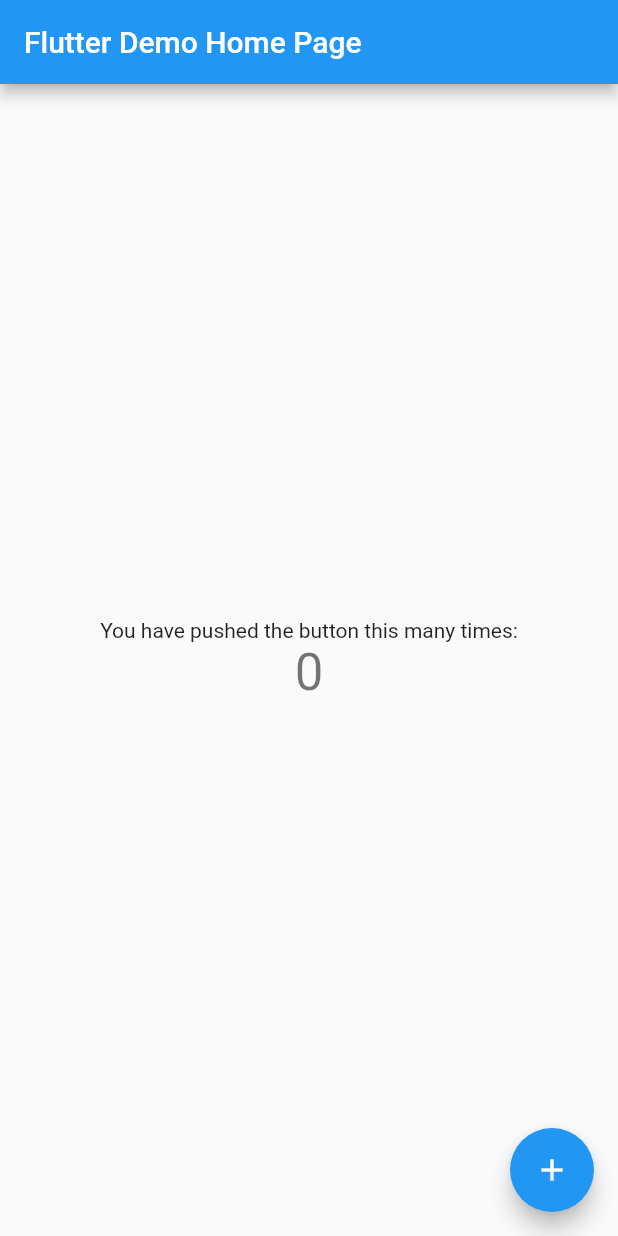
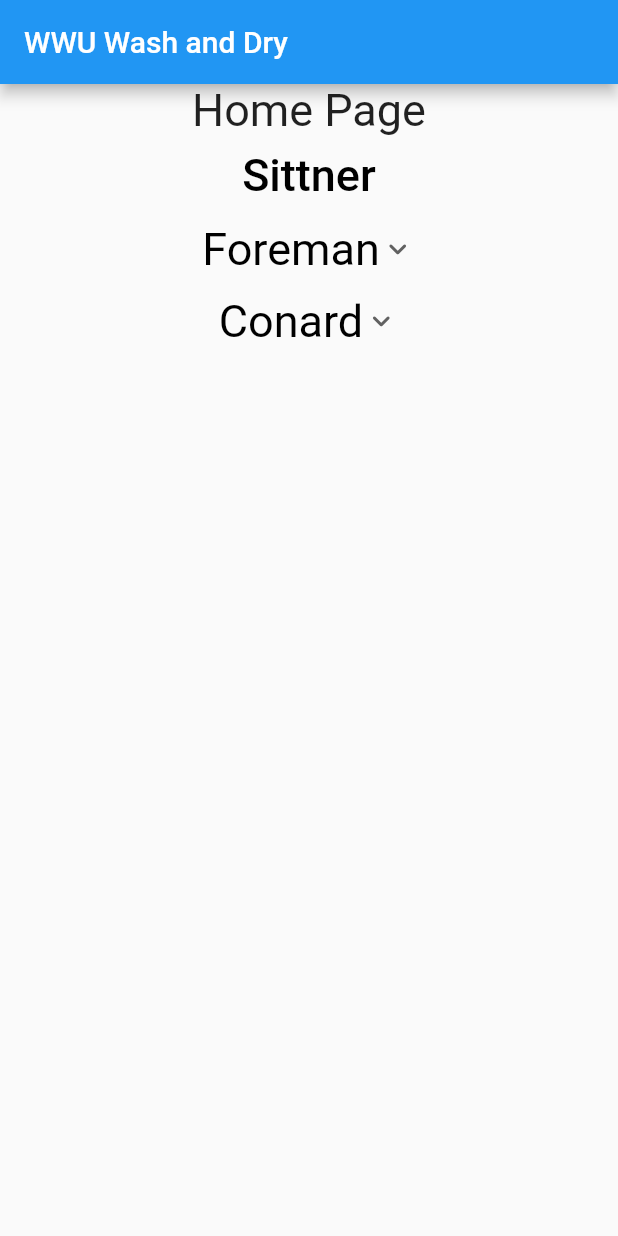
Before and after one commit to Reece-Reklai/DormitoryWasherAndDryer, a Flutter app: the screen it shows after launch, on a phone screen of 412 x 824 dp. Run offline on Flutter 3.47's test engine with Material 2 defaults, Android fonts, the phone set to English and light mode, and no system bars.

Commit message:
Integrated floorLayout, machine class added, home page restructured, etc

```diff
--- a/wwu_wash_and_dry/lib/home_widgets.dart/home_page.dart
+++ b/wwu_wash_and_dry/lib/home_widgets.dart/home_page.dart
@@ -2,6 +2,8 @@ import 'dart:developer';
 import 'package:flutter/material.dart';
 
 import './drop_down_list.dart';
+import './dorm_data.dart';
+import './machine.dart';
 import '../floor_layout.dart';
 
 // Implemented by Catherine Thomsen
@@ -14,6 +16,22 @@ class HomePage extends StatefulWidget {
 }
 
 class _HomePageState extends State<HomePage> {
+  bool floorChoosen = false;
+
+  @override
+  Widget build(BuildContext context) {
+    return MaterialApp(home: DropDownMain());
+  }
+}
+
+class DropDownMain extends StatefulWidget {
+  const DropDownMain({super.key});
+
+  @override
+  State<DropDownMain> createState() => _DropDownMain();
+}
+
+class _DropDownMain extends State<DropDownMain> {
   static const _foremanFloors = ['F2', 'F3', 'F4', 'F5', 'F6', 'F7'];
   static const _condardFloors = ['C1', 'C2', 'C3', 'C4'];
   static const String _forman = "Foreman";
@@ -22,19 +40,18 @@ class _HomePageState extends State<HomePage> {
   String floor = 'none';
   String building = 'none';
   bool floorChoosen = false;
+
+  // Needs to pass in washers and dyers
   void updatePage(String selectedFloor, String selectedBuilding) {
-    floor = selectedFloor;
-    building = selectedBuilding;
-    setState(() {
-      floorChoosen = true;
-    });
+    Navigator.push(
+      context,
+      MaterialPageRoute(builder: (context) => FloorLayout(machines: Sittner)),
+    );
   }
 
   @override
   Widget build(BuildContext context) {
-    if (!floorChoosen) {
-      return MaterialApp(
-        home: Scaffold(
+      return Scaffold(
         appBar: AppBar(
           title: const Text('WWU Wash and Dry'),
         ),
@@ -48,7 +65,7 @@ class _HomePageState extends State<HomePage> {
               onPressed: () => {
                 building = _sittner,
                 setState(() {
-                    floorChoosen = true;
+                  updatePage("S1", _sittner);
                 })
               },
               child: const Text(
@@ -63,20 +80,6 @@ class _HomePageState extends State<HomePage> {
             DropDownList(_conard, _condardFloors, updatePage),
           ],
         ),
-        ),
       );
-    } else {
-      if (building == _forman) {
-        return Container();
-        // return FloorLayout(floor);
-      } else if (building == _conard) {
-        return Container();
-        // return FloorLayout(floor);
-
-      } else {
-        return Container();
-        // return FloorLayout("S1");
   }
 }
-  }
-}
--- a/wwu_wash_and_dry/lib/main.dart
+++ b/wwu_wash_and_dry/lib/main.dart
@@ -1,115 +1,45 @@
 import 'package:flutter/material.dart';
 
+import './home_widgets.dart/login.dart';
+
 void main() {
-  runApp(const MyApp());
+  runApp(const WWUApp());
 }
 
-class MyApp extends StatelessWidget {
-  const MyApp({super.key});
+class WWUApp extends StatefulWidget {
+  const WWUApp({super.key});
 
-  // This widget is the root of your application.
   @override
-  Widget build(BuildContext context) {
-    return MaterialApp(
-      title: 'Flutter Demo',
-      theme: ThemeData(
-        // This is the theme of your application.
-        //
-        // Try running your application with "flutter run". You'll see the
-        // application has a blue toolbar. Then, without quitting the app, try
-        // changing the primarySwatch below to Colors.green and then invoke
-        // "hot reload" (press "r" in the console where you ran "flutter run",
-        // or simply save your changes to "hot reload" in a Flutter IDE).
-        // Notice that the counter didn't reset back to zero; the application
-        // is not restarted.
-        primarySwatch: Colors.blue,
-      ),
-      home: const MyHomePage(title: 'Flutter Demo Home Page'),
-    );
-  }
+  State<WWUApp> createState() => _WWUAppState();
 }
 
-class MyHomePage extends StatefulWidget {
-  const MyHomePage({super.key, required this.title});
+class _WWUAppState extends State<WWUApp> {
+  // TODO: Get Access Key
+  // Requires: Backend to set up Single Sign on Page
 
-  // This widget is the home page of your application. It is stateful, meaning
-  // that it has a State object (defined below) that contains fields that affect
-  // how it looks.
-
-  // This class is the configuration for the state. It holds the values (in this
-  // case the title) provided by the parent (in this case the App widget) and
-  // used by the build method of the State. Fields in a Widget subclass are
-  // always marked "final".
-
-  final String title;
-
-  @override
-  State<MyHomePage> createState() => _MyHomePageState();
-}
-
-class _MyHomePageState extends State<MyHomePage> {
-  int _counter = 0;
-
-  void _incrementCounter() {
-    setState(() {
-      // This call to setState tells the Flutter framework that something has
-      // changed in this State, which causes it to rerun the build method below
-      // so that the display can reflect the updated values. If we changed
-      // _counter without calling setState(), then the build method would not be
-      // called again, and so nothing would appear to happen.
-      _counter++;
-    });
+  // when program is updated change default accessKey to equal -1
+  var _accessKey = "1";
+  void _updateState() {
+    if (_accessKey == "AuthFailed") {
+      // if in error state, on function use, change state number
+      // back to the Login page's state string
+      setState(() {
+        _accessKey = "-1";
+      });
+    } else {
+      // TODO: Open single sign on and collect accesskey
+      // URL for later: https://login.microsoftonline.com/d958f048-e431-4277-9c8d-ebfb75e7aa64/oauth2/v2.0/authorize?client_id=b011ad62-bda8-449f-99d3-519a3d973218&response_type=code&response_mode=query&scope=https://graph.microsoft.com/User.Read
+      setState(() {
+        // This is a mock
+        _accessKey = "1";
+      });
+    }
   }
 
   @override
   Widget build(BuildContext context) {
-    // This method is rerun every time setState is called, for instance as done
-    // by the _incrementCounter method above.
-    //
-    // The Flutter framework has been optimized to make rerunning build methods
-    // fast, so that you can just rebuild anything that needs updating rather
-    // than having to individually change instances of widgets.
-    return Scaffold(
-      appBar: AppBar(
-        // Here we take the value from the MyHomePage object that was created by
-        // the App.build method, and use it to set our appbar title.
-        title: Text(widget.title),
-      ),
-      body: Center(
-        // Center is a layout widget. It takes a single child and positions it
-        // in the middle of the parent.
-        child: Column(
-          // Column is also a layout widget. It takes a list of children and
-          // arranges them vertically. By default, it sizes itself to fit its
-          // children horizontally, and tries to be as tall as its parent.
-          //
-          // Invoke "debug painting" (press "p" in the console, choose the
-          // "Toggle Debug Paint" action from the Flutter Inspector in Android
-          // Studio, or the "Toggle Debug Paint" command in Visual Studio Code)
-          // to see the wireframe for each widget.
-          //
-          // Column has various properties to control how it sizes itself and
-          // how it positions its children. Here we use mainAxisAlignment to
-          // center the children vertically; the main axis here is the vertical
-          // axis because Columns are vertical (the cross axis would be
-          // horizontal).
-          mainAxisAlignment: MainAxisAlignment.center,
-          children: <Widget>[
-            const Text(
-              'You have pushed the button this many times:',
-            ),
-            Text(
-              '$_counter',
-              style: Theme.of(context).textTheme.headline4,
-            ),
-          ],
-        ),
-      ),
-      floatingActionButton: FloatingActionButton(
-        onPressed: _incrementCounter,
-        tooltip: 'Increment',
-        child: const Icon(Icons.add),
-      ), // This trailing comma makes auto-formatting nicer for build methods.
-    );
+    // returns the correct widget, error, login, or home page
+    // widgets dending on the accessKey
+    return Login(_accessKey, _updateState);
   }
 }
```
Also changed, not shown: wwu_wash_and_dry/lib/floor_layout.dart (+39 -23 lines), wwu_wash_and_dry/lib/home_widgets.dart/dorm_data.dart (+24 -21 lines), wwu_wash_and_dry/lib/home_widgets.dart/machine.dart (added, +21 -0 lines). Lines whose indentation alone changed are shown as unchanged.
